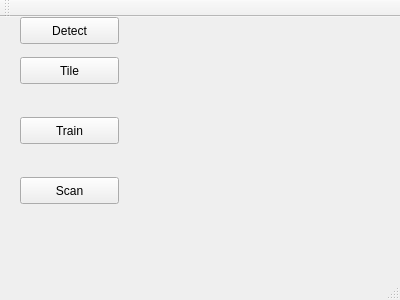
The window that AI-machine_learning/SimpleNNTrainer/mainwindow.ui (andrasigneczi/TravelOptimiser) describes before a commit, drawn with Qt 5.
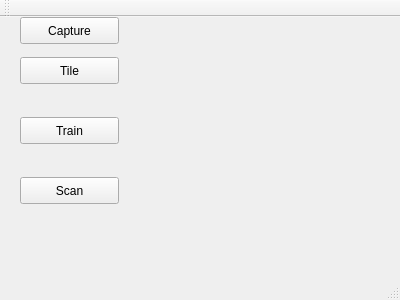
The same window after the commit.

Patch:
```diff
--- a/AI-machine_learning/SimpleNNTrainer/mainwindow.ui
+++ b/AI-machine_learning/SimpleNNTrainer/mainwindow.ui
@@ -24,7 +24,7 @@
      </rect>
     </property>
     <property name="text">
-     <string>Detect</string>
+     <string>Capture</string>
     </property>
    </widget>
    <widget class="QPushButton" name="pushButton_2">
```
